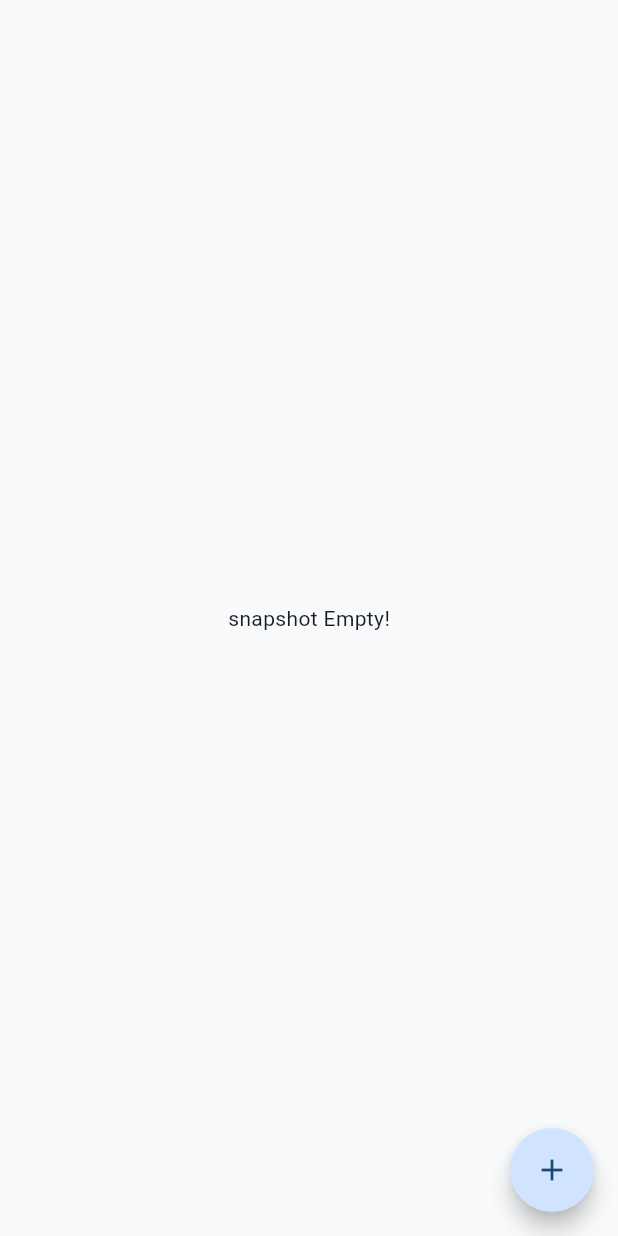
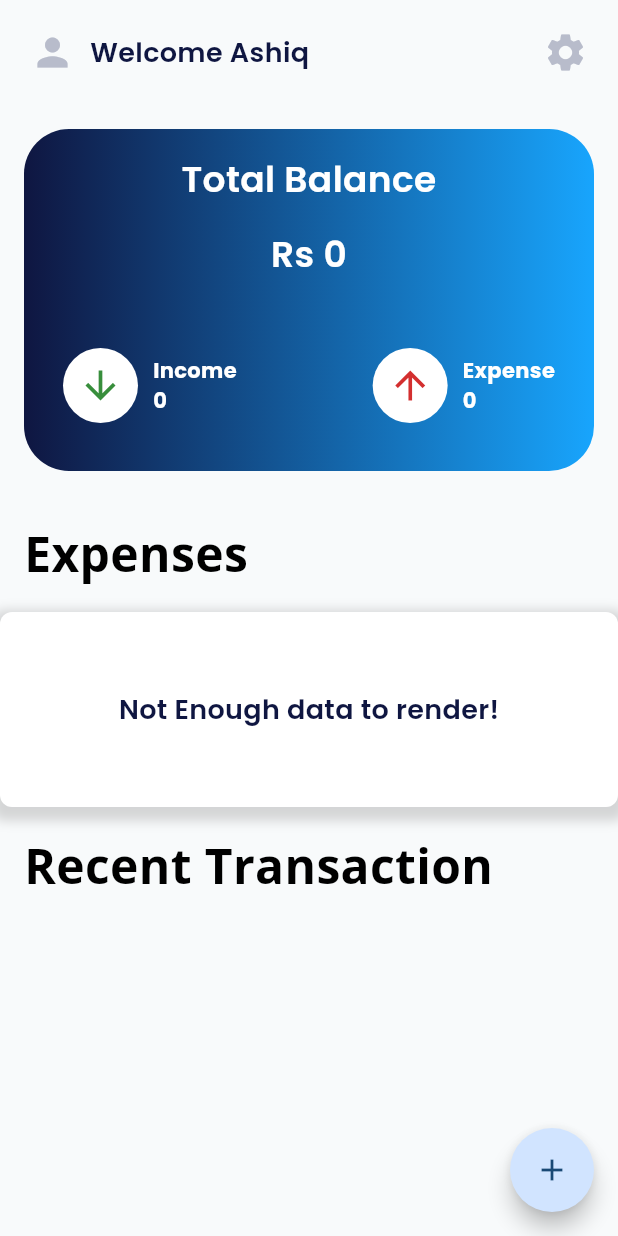
Before and after one commit to ashiqu-ali/money-manager-app, a Flutter app: the screen it shows after launch, on a phone screen of 412 x 824 dp. Run offline on Flutter 3.47's test engine with Material 2 defaults, Android fonts, the phone set to English and light mode, and no system bars; our stand-ins replace fl_chart, google_fonts, hive, hive_flutter; missing offline and left inert: dart:ffi; accounts and stored records are empty; Roboto replaces fonts that are missing (GoogleFonts.poppins).

Commit message:
rechecked datas

```diff
--- a/lib/components/Chart.dart
+++ b/lib/components/Chart.dart
@@ -1,4 +1,3 @@
-import 'package:flutter/cupertino.dart';
 import 'package:fl_chart/fl_chart.dart';
 import 'package:flutter/material.dart';
 import 'package:money_manager/utils/style.dart';
@@ -30,8 +29,25 @@ class Chart extends StatelessWidget {
   }
   @override
   Widget build(BuildContext context) {
-    return Container(
-      padding: EdgeInsets.symmetric(
+    getPlotPoints(data!);
+    return dataSet.length < 2 ?
+        Container(
+          height: 130,
+          decoration: BoxDecoration(
+              color: white,
+              borderRadius: BorderRadius.circular(8.0),
+              boxShadow: [
+                BoxShadow(
+                    color: Colors.grey.withOpacity(0.4),
+                    spreadRadius: 5,
+                    blurRadius: 6,
+                    offset: Offset(0,4)
+                )
+              ]
+          ),
+          child: Center(child: Text('Not Enough data to render!',style: heading2,)),
+        ) : Container(
+      padding: const EdgeInsets.symmetric(
         vertical: 40.0,
         horizontal: 8.0
       ),
--- a/lib/components/Heading.dart
+++ b/lib/components/Heading.dart
@@ -4,7 +4,7 @@ import 'package:money_manager/utils/style.dart';
 
 class Heading extends StatelessWidget {
   final String headng;
-  Heading({
+  const Heading({
     required this.headng,
     super.key
 });
--- a/lib/components/cardExpense.dart
+++ b/lib/components/cardExpense.dart
@@ -1,4 +1,3 @@
-import 'package:flutter/cupertino.dart';
 import 'package:flutter/material.dart';
 import 'package:google_fonts/google_fonts.dart';
 import 'package:money_manager/utils/style.dart';
--- a/lib/components/cardIncome.dart
+++ b/lib/components/cardIncome.dart
@@ -1,4 +1,3 @@
-import 'package:flutter/cupertino.dart';
 import 'package:flutter/material.dart';
 import 'package:google_fonts/google_fonts.dart';
 import 'package:money_manager/utils/style.dart';
@@ -37,7 +36,7 @@ class CardIncome extends StatelessWidget {
       child: Container(
         height: 100,
         decoration: BoxDecoration(
-          color: Color(0xffced4eb),
+          color: const Color(0xffced4eb),
           borderRadius: BorderRadius.circular(xsmall),
         ),
         child: Column(
--- a/lib/components/floatingButton.dart
+++ b/lib/components/floatingButton.dart
@@ -11,11 +11,11 @@ class FloatingButton extends StatelessWidget {
         Navigator.push(
             context,
             MaterialPageRoute(
-                builder: (context)=>AddTransaction()
+                builder: (context)=>const AddTransaction()
             )
         );
       },
-      child: Icon(Icons.add),
+      child: const Icon(Icons.add),
       shape: RoundedRectangleBorder(
           borderRadius: BorderRadius.circular(35)
       ),
--- a/lib/components/totalBalance.dart
+++ b/lib/components/totalBalance.dart
@@ -23,7 +23,7 @@ class TotalBalance extends StatelessWidget {
   Widget build(BuildContext context) {
     return Container(
       width: MediaQuery.of(context).size.width * 0.9,
-      margin: EdgeInsets.all(12.0),
+      margin: EdgeInsets.all(small),
       child: Container(
         decoration: BoxDecoration(
           gradient: LinearGradient(
--- a/lib/components/totalExpense.dart
+++ b/lib/components/totalExpense.dart
@@ -25,7 +25,7 @@ class TotalExpense extends StatelessWidget {
             color: Colors.red[700],
           ),
         ),
-        SizedBox(width: 8.0),
+        SizedBox(width: xsmall),
         Column(
           crossAxisAlignment: CrossAxisAlignment.start,
           children: [
--- a/lib/components/totalIncome.dart
+++ b/lib/components/totalIncome.dart
@@ -25,7 +25,7 @@ class TotalIncome extends StatelessWidget {
             color: Colors.green[700],
           ),
         ),
-        SizedBox(width: 8.0),
+        SizedBox(width: xsmall),
         Column(
           crossAxisAlignment: CrossAxisAlignment.start,
           children: [
--- a/lib/components/transaction.dart
+++ b/lib/components/transaction.dart
@@ -12,7 +12,7 @@ class Transaction extends StatelessWidget {
     required this.length,
     required this.data,
     super.key
-});
+  });
 
   @override
   Widget build(BuildContext context) {
@@ -20,7 +20,7 @@ class Transaction extends StatelessWidget {
       child: ListView.builder(
         shrinkWrap: true,
         itemCount: length,
-        physics: NeverScrollableScrollPhysics(),
+        physics: const NeverScrollableScrollPhysics(),
         itemBuilder: (context,index){
           Map dataAtIndex = data![index];
           if(dataAtIndex['type']=='Income'){
--- a/lib/main.dart
+++ b/lib/main.dart
@@ -1,9 +1,7 @@
 import 'package:flutter/material.dart';
-import 'package:google_fonts/google_fonts.dart';
 import 'package:hive/hive.dart';
 import 'package:hive_flutter/adapters.dart';
 import 'package:money_manager/pages/home.dart';
-import 'package:money_manager/utils/style.dart';
 
 void main() async{
   await Hive.initFlutter();
--- a/lib/pages/addTransaction.dart
+++ b/lib/pages/addTransaction.dart
@@ -3,8 +3,6 @@ import 'package:flutter/services.dart';
 import 'package:money_manager/controller/db_helper.dart';
 import 'package:money_manager/pages/home.dart';
 import 'package:money_manager/utils/style.dart';
-import 'package:flutter/material.dart';
-import 'package:table_calendar/table_calendar.dart';
 
 
 class AddTransaction extends StatefulWidget {
@@ -115,7 +113,6 @@ class _AddTransactionState extends State<AddTransaction> {
                 onChanged: (val){
                   try{
                     amount=int.parse(val);
-                    print(amount);
                   }catch(e){
                     print(e);
                   }
@@ -180,7 +177,7 @@ class _AddTransactionState extends State<AddTransaction> {
                       print('value not provided');
                     }
                   },
-                  child: Text('Add')
+                  child: Text('Add'),
               )
 
             ],
--- a/lib/pages/home.dart
+++ b/lib/pages/home.dart
@@ -39,7 +39,6 @@ class _HomePageState extends State<HomePage> {
   @override
   Widget build(BuildContext context) {
     return WillPopScope(
-      // Disable the back button press event for this page
       onWillPop: () async => false,
       child: Scaffold(
         backgroundColor: background,
@@ -49,12 +48,9 @@ class _HomePageState extends State<HomePage> {
             future: dbhelper.fetch(),
             builder: (context, snapshot) {
               if (snapshot.hasError) {
-                return Center(child: Text('Unexpected Error!'));
+                return const Center(child: Text('Unexpected Error!'));
               }
               if (snapshot.hasData) {
-                if (snapshot.data!.isEmpty) {
-                  return Center(child: Text('snapshot Empty!'));
-                }
                 getTotalBalance(snapshot.data!);
                 return ListView(
                   children: [
@@ -83,7 +79,7 @@ class _HomePageState extends State<HomePage> {
                   ],
                 );
               } else {
-                return Center(child: Text('Unexpected Error!(else)'));
+                return const Center(child: Text('Unexpected Error!(else)'));
               }
             },
           ),
```
